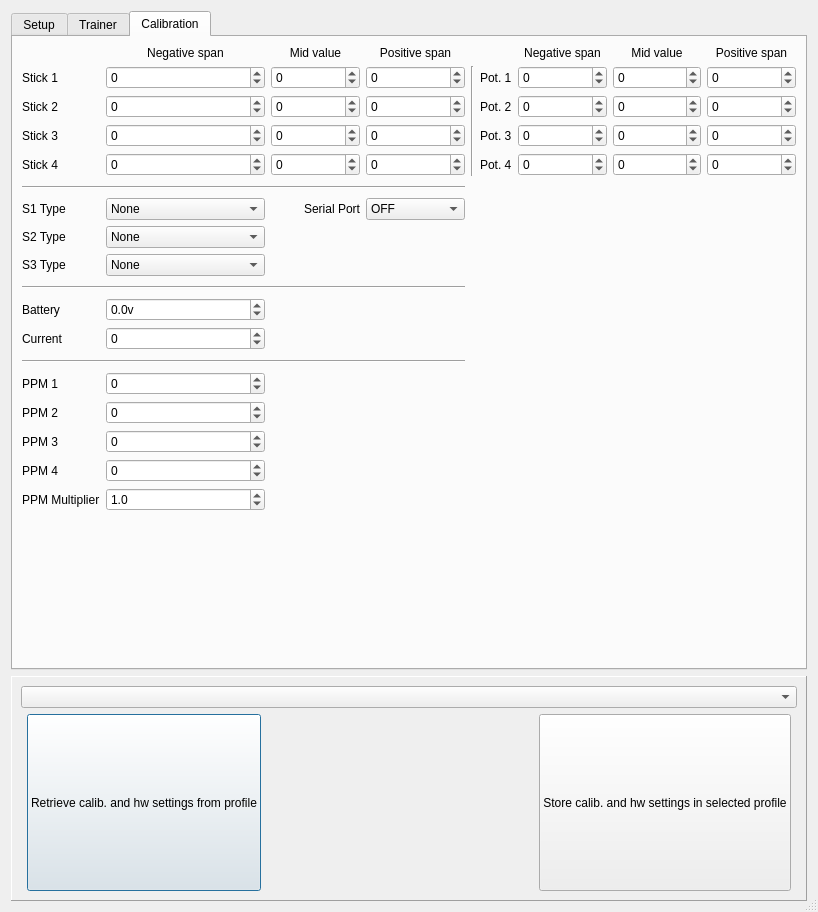
The window that companion/src/generaledit.ui (opentx/opentx) describes before a commit, drawn with Qt 5.
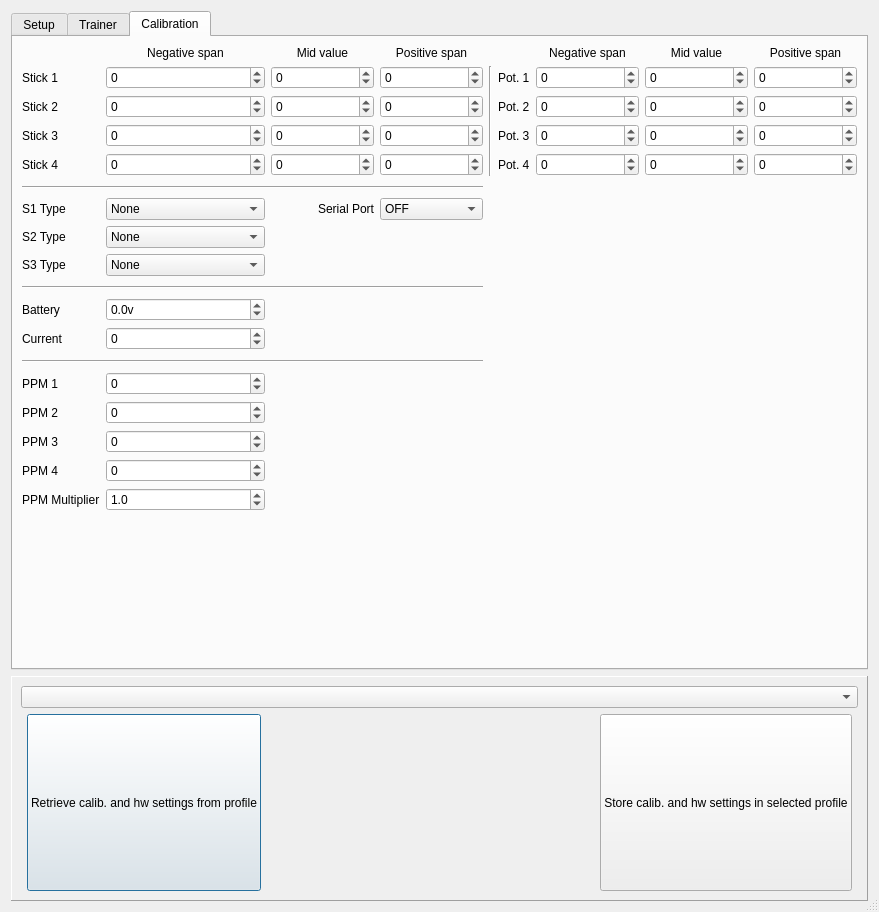
The same window after the commit. The open tabs and pages were chosen to show the change.

Diff of the .ui file:
```diff
--- a/companion/src/generaledit.ui
+++ b/companion/src/generaledit.ui
@@ -6,7 +6,7 @@
    <rect>
     <x>0</x>
     <y>0</y>
-    <width>804</width>
+    <width>879</width>
     <height>912</height>
    </rect>
   </property>
```
Left out of the diff: 74 changed lines with no effect on the pictures.
